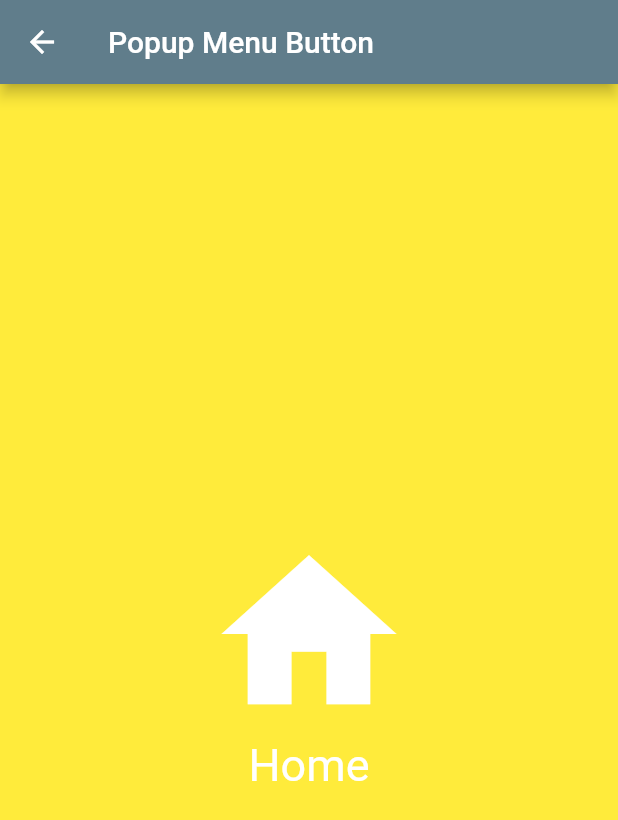
After one commit to AlexandraKarlsson/homefinderfrontend, a Flutter app: the PopupMenuButtonTest screen opened directly, on a phone screen of 412 x 824 dp. The commit adds this screen. Shown: the top 820 px of the screen. Run offline on Flutter 3.47's test engine with Material 2 defaults, Android fonts, the phone set to English and light mode, and no system bars; our stand-ins replace flutter_money_formatter, image_cropper, image_picker; missing offline and left inert: flutter_read_more_text; network calls fail.

```diff
--- a/lib/main.dart
+++ b/lib/main.dart
@@ -8,6 +8,7 @@ import 'pages/add_image.dart';
 import 'pages/home_list.dart';
 import 'pages/login.dart';
 import 'pages/add_user.dart';
+import 'playground/popup.dart';
 
 import 'data/settings.dart';
 import 'data/brokers.dart';
@@ -40,6 +41,7 @@ class MyApp extends StatelessWidget {
           primarySwatch: Colors.blueGrey,
         ),
         initialRoute: '/',
+        // initialRoute: PopUp.PATH,
         routes: {
           '/': (context) => HomeList(),
           HomeList.PATH: (context) => HomeList(),
@@ -51,6 +53,7 @@ class MyApp extends StatelessWidget {
           Login.PATH: (context) => Login(),
           // HomeDetail.HOME_PATH: (context) => HomeDetail(),
           Test.TEST_PATH: (context) => Test(),
+          PopUp.PATH: (context) => PopUp(),
         },
       ),
     );
--- a/lib/pages/add_images.dart
+++ b/lib/pages/add_images.dart
@@ -115,6 +115,7 @@ class _AddImagesState extends State<AddImages> {
     ).then((response) {
       print(response.statusCode);
     }).catchError((error) {
+      print('Upload image failed');
       print(error);
     });
   }
--- /dev/null
+++ b/lib/playground/custom_popup_menu.dart
@@ -0,0 +1,8 @@
+import 'package:flutter/material.dart';
+
+class CustomPopupMenu {
+  String title;
+  IconData icon;
+
+  CustomPopupMenu({this.title, this.icon});
+}
--- /dev/null
+++ b/lib/playground/popupmenubutton_test.dart
@@ -0,0 +1,92 @@
+import 'package:flutter/material.dart';
+import './custom_popup_menu.dart';
+
+
+
+class SelectedOption extends StatelessWidget {
+  final CustomPopupMenu choice;
+
+  SelectedOption({Key key, this.choice}) : super(key: key);
+
+  @override
+  Widget build(BuildContext context) {
+    return Container(
+      child: Center(
+        child: Column(
+          mainAxisAlignment: MainAxisAlignment.center,
+          children: [
+            Icon(choice.icon, size: 140.0, color: Colors.white),
+            Text(
+              choice.title,
+              style: TextStyle(color: Colors.white, fontSize: 30),
+            )
+          ],
+        ),
+      ),
+    );
+  }
+}
+
+
+// ============================================================================
+
+List choices = [
+  CustomPopupMenu(title: 'Home', icon: Icons.home),
+  CustomPopupMenu(title: 'Bookmarks', icon: Icons.bookmark),
+  CustomPopupMenu(title: 'Settings', icon: Icons.settings),
+];
+
+// ============================================================================
+
+class PopupMenuButtonTest extends StatefulWidget {
+  @override
+  _PopupMenuButtonTestState createState() => _PopupMenuButtonTestState();
+}
+
+class _PopupMenuButtonTestState extends State<PopupMenuButtonTest> {
+  CustomPopupMenu _selectedChoices = choices[0];
+
+  void _select(CustomPopupMenu choice) {
+    setState(() {
+      _selectedChoices = choice;
+    });
+  }
+
+  bodyWidget() {
+    return Container(
+      child: SelectedOption(choice: _selectedChoices),
+    );
+  }
+
+  @override
+  Widget build(BuildContext context) {
+    return Scaffold(
+      backgroundColor: Colors.yellow,
+      appBar: AppBar(
+        title: Text('Popup Menu Button'),
+        actions: [
+          /*
+          PopupMenuButton(
+            elevation: 3.2,
+            initialValue: choices[1],
+            onCanceled: () {
+              print('You have not chossed anything');
+            },
+            tooltip: 'This is tooltip',
+            onSelected: _select,
+            itemBuilder: (BuildContext context) {
+              return choices.map((CustomPopupMenu choice) {
+                return PopupMenuItem(
+                  value: choice,
+                  child: Text(choice.title),
+                );
+              }).toList();
+            },
+          )
+          */
+        ],
+      ),
+      body: bodyWidget(),
+    );
+  }
+}
```
Also changed, not shown: lib/pages/home_list.dart (+33 -18 lines), lib/playground/popup.dart (added, +68 -0 lines).
